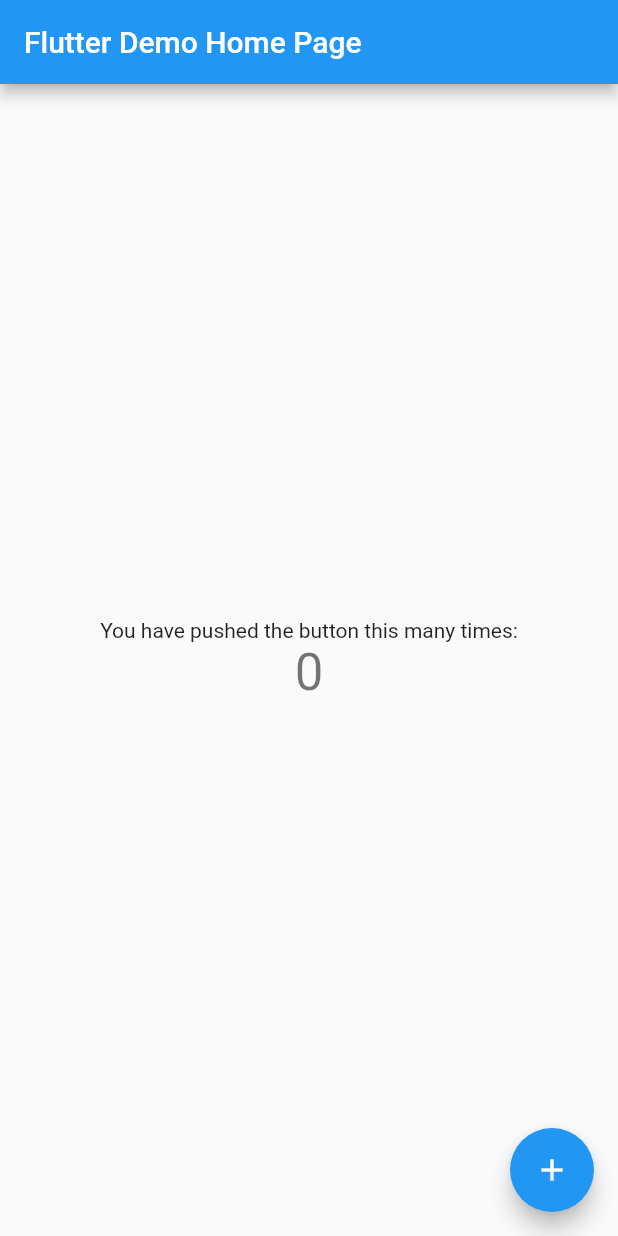
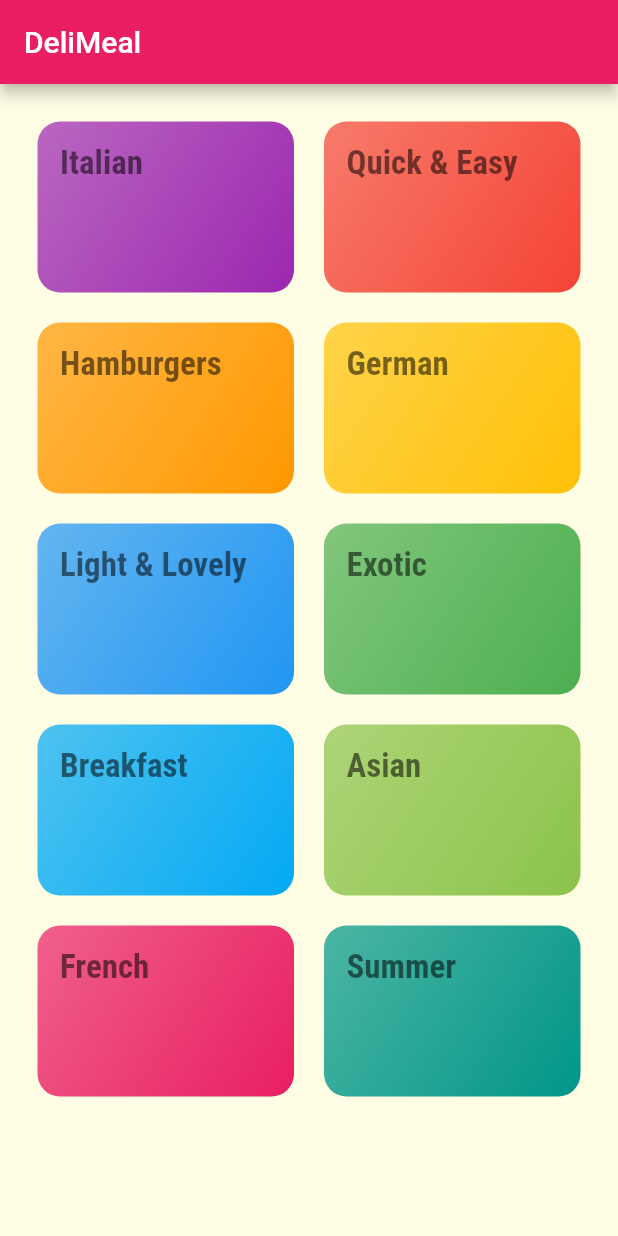
Before and after one commit to Sanocki-dev/Flutter-Meals_App, a Flutter app: the screen it shows after launch, on a phone screen of 412 x 824 dp. Run offline on Flutter 3.47's test engine with Material 2 defaults, Android fonts, the phone set to English and light mode, and no system bars.

Commit message:
Basic Navigation

```diff
--- /dev/null
+++ b/lib/categories_screen.dart
@@ -0,0 +1,32 @@
+import 'package:flutter/material.dart';
+import 'package:meals_app/dummy_data.dart';
+
+// Local
+import './category_item.dart';
+
+class CategoriesScreen extends StatelessWidget {
+  const CategoriesScreen({Key? key}) : super(key: key);
+
+  @override
+  Widget build(BuildContext context) {
+    return Scaffold(
+      appBar: AppBar(
+        title: const Text('DeliMeal'),
+      ),
+      body: GridView(
+        padding: const EdgeInsets.all(25),
+        gridDelegate:
+            // The width of the objects in the grid
+            const SliverGridDelegateWithMaxCrossAxisExtent(
+                maxCrossAxisExtent: 200,
+                childAspectRatio: 3 / 2,
+                crossAxisSpacing: 20,
+                mainAxisSpacing: 20),
+        children: DUMMY_CATEGORIES
+            .map((catData) =>
+                CategoryItem(catData.id, catData.title, catData.color))
+            .toList(),
+      ),
+    );
+  }
+}
--- /dev/null
+++ b/lib/category_item.dart
@@ -0,0 +1,47 @@
+import 'package:flutter/material.dart';
+
+// Local
+import 'category_meals_screen.dart';
+
+class CategoryItem extends StatelessWidget {
+  final String id;
+  final String title;
+  final Color color;
+
+  CategoryItem(this.id, this.title, this.color);
+
+  void selectCategory(BuildContext ctx) {
+    Navigator.of(ctx).push(
+      MaterialPageRoute(builder: (_) {
+        return CategoryMeals(id, title);
+      }),
+    );
+  }
+
+  @override
+  Widget build(BuildContext context) {
+    return InkWell(
+      onTap: () => selectCategory(context),
+      splashColor: Theme.of(context).primaryColor,
+      borderRadius: BorderRadius.circular(15),
+      child: Container(
+        padding: const EdgeInsets.all(15),
+        child: Text(
+          title,
+          style: Theme.of(context).textTheme.headline1,
+        ),
+        decoration: BoxDecoration(
+          gradient: LinearGradient(
+            colors: [
+              color.withOpacity(0.7),
+              color,
+            ],
+            begin: Alignment.topLeft,
+            end: Alignment.bottomRight,
+          ),
+          borderRadius: BorderRadius.circular(15),
+        ),
+      ),
+    );
+  }
+}
--- /dev/null
+++ b/lib/category_meals_screen.dart
@@ -0,0 +1,20 @@
+import 'package:flutter/material.dart';
+
+class CategoryMeals extends StatelessWidget {
+  final String categoryId;
+  final String categoryTitle;
+
+  CategoryMeals(this.categoryId, this.categoryTitle);
+
+  @override
+  Widget build(BuildContext context) {
+    return Scaffold(
+      appBar: AppBar(
+        title: Text(categoryTitle),
+      ),
+      body: Center(
+        child: Text('The Recipes For The Category'),
+      ),
+    );
+  }
+}
--- /dev/null
+++ b/lib/dummy_data.dart
@@ -0,0 +1,56 @@
+import 'package:flutter/material.dart';
+
+import './models/category.dart';
+
+const DUMMY_CATEGORIES = [
+  Category(
+    id: 'c1',
+    title: 'Italian',
+    color: Colors.purple,
+  ),
+  Category(
+    id: 'c2',
+    title: 'Quick & Easy',
+    color: Colors.red,
+  ),
+  Category(
+    id: 'c3',
+    title: 'Hamburgers',
+    color: Colors.orange,
+  ),
+  Category(
+    id: 'c4',
+    title: 'German',
+    color: Colors.amber,
+  ),
+  Category(
+    id: 'c5',
+    title: 'Light & Lovely',
+    color: Colors.blue,
+  ),
+  Category(
+    id: 'c6',
+    title: 'Exotic',
+    color: Colors.green,
+  ),
+  Category(
+    id: 'c7',
+    title: 'Breakfast',
+    color: Colors.lightBlue,
+  ),
+  Category(
+    id: 'c8',
+    title: 'Asian',
+    color: Colors.lightGreen,
+  ),
+  Category(
+    id: 'c9',
+    title: 'French',
+    color: Colors.pink,
+  ),
+  Category(
+    id: 'c10',
+    title: 'Summer',
+    color: Colors.teal,
+  ),
+];
--- a/lib/main.dart
+++ b/lib/main.dart
@@ -1,115 +1,35 @@
 import 'package:flutter/material.dart';
 
-void main() {
-  runApp(const MyApp());
-}
+// Local
+import './categories_screen.dart';
+
+void main() => runApp(MyApp());
 
 class MyApp extends StatelessWidget {
-  const MyApp({Key? key}) : super(key: key);
-
-  // This widget is the root of your application.
   @override
   Widget build(BuildContext context) {
     return MaterialApp(
-      title: 'Flutter Demo',
+      title: 'DeliMeals',
       theme: ThemeData(
-        // This is the theme of your application.
-        //
-        // Try running your application with "flutter run". You'll see the
-        // application has a blue toolbar. Then, without quitting the app, try
-        // changing the primarySwatch below to Colors.green and then invoke
-        // "hot reload" (press "r" in the console where you ran "flutter run",
-        // or simply save your changes to "hot reload" in a Flutter IDE).
-        // Notice that the counter didn't reset back to zero; the application
-        // is not restarted.
-        primarySwatch: Colors.blue,
+        fontFamily: 'Raleway',
+        primarySwatch: Colors.pink,
+        colorScheme: ColorScheme.fromSwatch(primarySwatch: Colors.pink)
+            .copyWith(secondary: Colors.amber),
+        canvasColor: const Color.fromRGBO(255, 254, 229, 1),
+        textTheme: ThemeData.light().textTheme.copyWith(
+              bodyText1: const TextStyle(
+                color: Color.fromRGBO(20, 51, 51, 1),
+              ),
+              bodyText2: const TextStyle(
+                color: Color.fromRGBO(20, 51, 51, 1),
+              ),
+              headline1: const TextStyle(
+                  fontSize: 22,
+                  fontFamily: 'RobotoCondensed',
+                  fontWeight: FontWeight.bold),
+            ),
       ),
-      home: const MyHomePage(title: 'Flutter Demo Home Page'),
+      home: CategoriesScreen(),
     );
   }
 }
-
-class MyHomePage extends StatefulWidget {
-  const MyHomePage({Key? key, required this.title}) : super(key: key);
-
-  // This widget is the home page of your application. It is stateful, meaning
-  // that it has a State object (defined below) that contains fields that affect
-  // how it looks.
-
-  // This class is the configuration for the state. It holds the values (in this
-  // case the title) provided by the parent (in this case the App widget) and
-  // used by the build method of the State. Fields in a Widget subclass are
-  // always marked "final".
-
-  final String title;
-
-  @override
-  State<MyHomePage> createState() => _MyHomePageState();
-}
-
-class _MyHomePageState extends State<MyHomePage> {
-  int _counter = 0;
-
-  void _incrementCounter() {
-    setState(() {
-      // This call to setState tells the Flutter framework that something has
-      // changed in this State, which causes it to rerun the build method below
-      // so that the display can reflect the updated values. If we changed
-      // _counter without calling setState(), then the build method would not be
-      // called again, and so nothing would appear to happen.
-      _counter++;
-    });
-  }
-
-  @override
-  Widget build(BuildContext context) {
-    // This method is rerun every time setState is called, for instance as done
-    // by the _incrementCounter method above.
-    //
-    // The Flutter framework has been optimized to make rerunning build methods
-    // fast, so that you can just rebuild anything that needs updating rather
-    // than having to individually change instances of widgets.
-    return Scaffold(
-      appBar: AppBar(
-        // Here we take the value from the MyHomePage object that was created by
-        // the App.build method, and use it to set our appbar title.
-        title: Text(widget.title),
-      ),
-      body: Center(
-        // Center is a layout widget. It takes a single child and positions it
-        // in the middle of the parent.
-        child: Column(
-          // Column is also a layout widget. It takes a list of children and
-          // arranges them vertically. By default, it sizes itself to fit its
-          // children horizontally, and tries to be as tall as its parent.
-          //
-          // Invoke "debug painting" (press "p" in the console, choose the
-          // "Toggle Debug Paint" action from the Flutter Inspector in Android
-          // Studio, or the "Toggle Debug Paint" command in Visual Studio Code)
-          // to see the wireframe for each widget.
-          //
-          // Column has various properties to control how it sizes itself and
-          // how it positions its children. Here we use mainAxisAlignment to
-          // center the children vertically; the main axis here is the vertical
-          // axis because Columns are vertical (the cross axis would be
-          // horizontal).
-          mainAxisAlignment: MainAxisAlignment.center,
-          children: <Widget>[
-            const Text(
-              'You have pushed the button this many times:',
-            ),
-            Text(
-              '$_counter',
-              style: Theme.of(context).textTheme.headline4,
-            ),
-          ],
-        ),
-      ),
-      floatingActionButton: FloatingActionButton(
-        onPressed: _incrementCounter,
-        tooltip: 'Increment',
-        child: const Icon(Icons.add),
-      ), // This trailing comma makes auto-formatting nicer for build methods.
-    );
-  }
-}
--- /dev/null
+++ b/lib/models/category.dart
@@ -0,0 +1,13 @@
+import 'package:flutter/material.dart';
+
+class Category {
+  final String id;
+  final String title;
+  final Color color;
+
+  const Category({
+    required this.id,
+    required this.title,
+    this.color = Colors.grey,
+  });
+}
```
Also changed, not shown: pubspec.yaml (+19 -11 lines), assets/fonts/Raleway-Black.ttf (added), assets/fonts/Raleway-Bold.ttf (added), assets/fonts/Raleway-Regular.ttf (added), assets/fonts/RobotoCondensed-Bold.ttf (added), assets/fonts/RobotoCondensed-Italic.ttf (added), assets/fonts/RobotoCondensed-Light.ttf (added), assets/fonts/RobotoCondensed-Regular.ttf (added), 1 other file.
